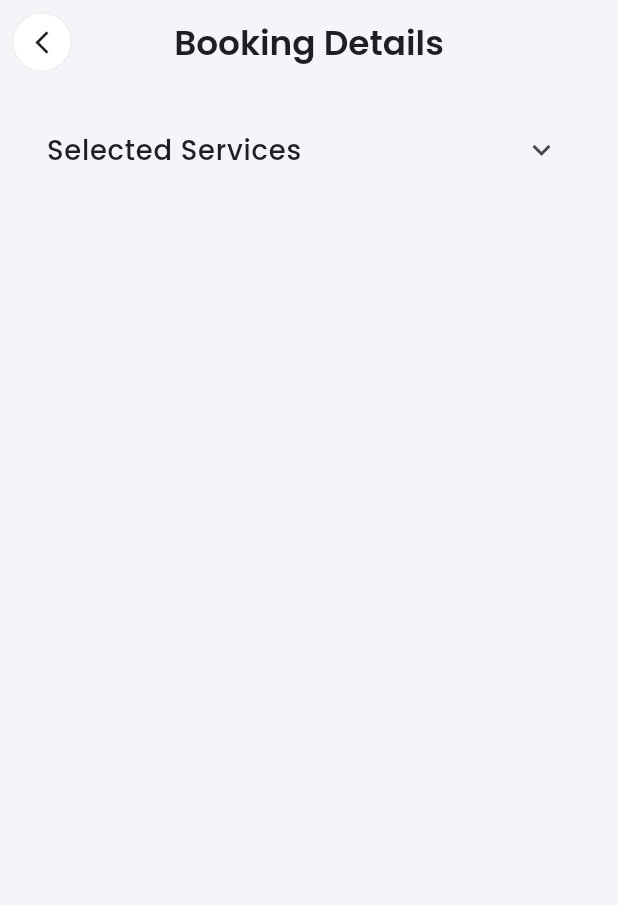
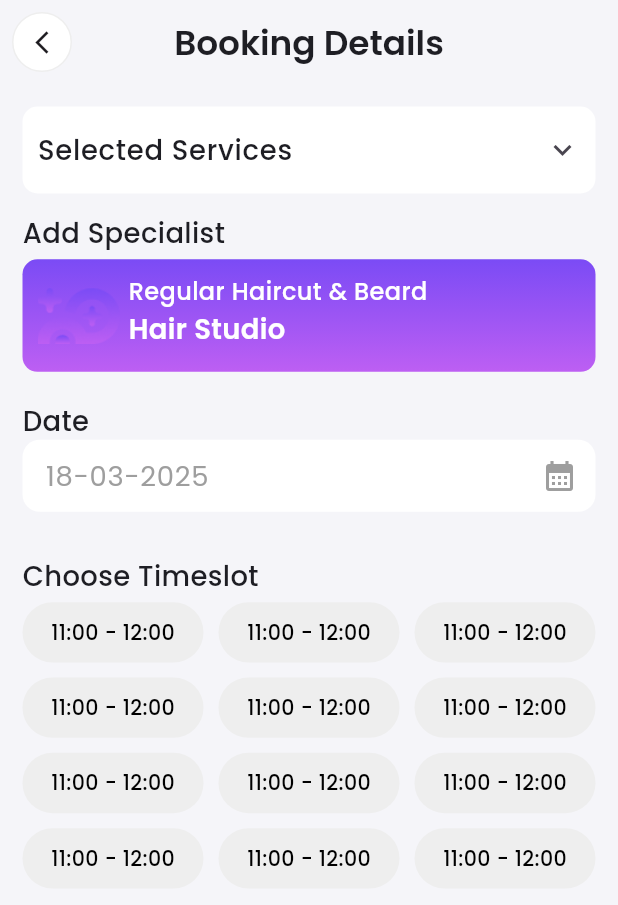
Before and after one commit to Tarikul-Islam-Shykat/mayuranpadayach, a Flutter app: the BookingDetailsScreen screen opened by its route, on a phone screen of 412 x 824 dp. Shown: the top 905 px of the screen. Run offline on Flutter 3.47's test engine with Material 3 defaults, Android fonts, the phone set to English and light mode, and no system bars; drawn by our look-alikes of cached_network_image; our stand-ins replace flutter_easyloading, flutter_screenutil, fluttertoast, get, google_fonts, image_picker and 3 more; accounts and stored records are empty; network calls fail; statements that could not run were skipped.

Commit message:
admin ui done

```diff
--- a/lib/core/global_widegts/custom_text_field.dart
+++ b/lib/core/global_widegts/custom_text_field.dart
@@ -1,7 +1,7 @@
 import 'package:flutter/material.dart';
 import 'package:flutter_screenutil/flutter_screenutil.dart';
 import 'package:google_fonts/google_fonts.dart';
-
+import 'package:get/get.dart';
 import '../const/app_colors.dart';
 
 class CustomTextField extends StatelessWidget {
@@ -11,45 +11,50 @@ class CustomTextField extends StatelessWidget {
     required this.textEditingController,
     this.fontSize,
     this.fontWeight,
-    this.lineHeight,
+    this.lineHeight, this.suffixIcon,
   });
   final String? hitText;
   final double? fontSize;
   final FontWeight? fontWeight;
   final double? lineHeight;
   final TextEditingController textEditingController;
+  final Widget? suffixIcon;
+
 
   @override
   Widget build(BuildContext context) {
     return SizedBox(
-      height: 35.h,
-      width: 273.w,
+      height: 45.h,
+      width:Get.width,
       child: TextField(
         controller: textEditingController,
         style: GoogleFonts.poppins(
             fontSize: fontSize ?? 16.sp,
             fontWeight: fontWeight ?? FontWeight.w400,
             height: lineHeight ?? 24.h / 16.h,
-            color: AppColors.blackColor),
+            color: AppColors.grayColor),
         decoration: InputDecoration(
+          filled: true,
+          fillColor: Colors.white,
+          suffixIcon:suffixIcon ,
           contentPadding: EdgeInsets.symmetric(vertical: 5.h, horizontal: 10.w),
           hintText: hitText,
           hintStyle: GoogleFonts.poppins(
               fontSize: fontSize ?? 16.sp,
               fontWeight: fontWeight ?? FontWeight.w400,
               height: lineHeight ?? 24.h / 16.h,
-              color: AppColors.blackColor),
+              color: AppColors.grayColor),
           border: OutlineInputBorder(
             borderRadius: BorderRadius.circular(10.r),
-            borderSide: const BorderSide(color: Color(0xff010101), width: 1),
+            borderSide:BorderSide.none,
           ),
           enabledBorder: OutlineInputBorder(
             borderRadius: BorderRadius.circular(10.r),
-            borderSide: const BorderSide(color: Color(0xff010101), width: 1),
+            borderSide:BorderSide.none,
           ),
           focusedBorder: OutlineInputBorder(
             borderRadius: BorderRadius.circular(10.r),
-            borderSide: const BorderSide(color: Color(0xff010101), width: 1),
+            borderSide:BorderSide.none,
           ),
         ),
       ),
--- a/lib/feature/admin/admin_booking/controller/booking_controller.dart
+++ b/lib/feature/admin/admin_booking/controller/booking_controller.dart
@@ -3,7 +3,9 @@ import 'package:get/get.dart';
 
 class BookingController extends GetxController{
 
+  Rx<TextEditingController>  dateTimeController = TextEditingController().obs;
   var isPending = true.obs;
+  var selectedTime = (-1).obs;
 
   void showPending() {
     isPending.value = true;
--- a/lib/feature/admin/admin_booking/view/booking_details_screen.dart
+++ b/lib/feature/admin/admin_booking/view/booking_details_screen.dart
@@ -2,6 +2,9 @@ import 'package:flutter/material.dart';
 import 'package:flutter_screenutil/flutter_screenutil.dart';
 import 'package:get/get.dart';
 import 'package:google_fonts/google_fonts.dart';
+import 'package:intl/intl.dart';
+import 'package:prettyrini/core/global_widegts/custom_text_field.dart';
+import 'package:prettyrini/feature/admin/admin_booking/controller/booking_controller.dart';
 
 import '../../../../core/const/app_colors.dart';
 import '../../../../core/global_widegts/app_network_image.dart';
@@ -10,7 +13,8 @@ import '../../../profile_screen/widget/round_back_button.dart';
 import '../../admin_home/widget/custom_circular_button.dart';
 
 class BookingDetailsScreen extends StatelessWidget {
-  const BookingDetailsScreen({super.key});
+   BookingDetailsScreen({super.key});
+  final BookingController controller = Get.put(BookingController());
 
   @override
   Widget build(BuildContext context) {
@@ -29,8 +33,16 @@ class BookingDetailsScreen extends StatelessWidget {
       body: SingleChildScrollView(
         padding: EdgeInsets.all(15),
         child: Column(
+          mainAxisAlignment: MainAxisAlignment.start,
+          crossAxisAlignment: CrossAxisAlignment.start,
           children: [
-            ExpansionTile(
+            Container(
+              decoration: BoxDecoration(
+                borderRadius: BorderRadius.circular(10),
+                color: Colors.white
+              ),
+              child: ExpansionTile(
+                tilePadding: EdgeInsets.symmetric(horizontal: 10),
                 childrenPadding: const EdgeInsets.symmetric(horizontal: 10.0,vertical: 5),
                 shape: RoundedRectangleBorder(
                   side: BorderSide(color: Colors.grey.shade300),
@@ -104,6 +116,129 @@ class BookingDetailsScreen extends StatelessWidget {
 
                 ],
               ),
+            ),
+            SizedBox(height: 10.h,),
+
+
+            Text("Add Specialist",style: GoogleFonts.poppins(
+              fontSize: 16.sp,
+              fontWeight: FontWeight.w500,
+              color: AppColors.textBlackColor,
+            ),),
+            SizedBox(height: 5,),
+            Container(
+              padding: EdgeInsets.symmetric(horizontal: 10,vertical: 10),
+
+              decoration: BoxDecoration(
+                borderRadius: BorderRadius.circular(10),
+                gradient: AppColors.gradientColor,
+              ),
+              child: Row(
+                mainAxisAlignment: MainAxisAlignment.start,
+                crossAxisAlignment: CrossAxisAlignment.start,
+                children: [
+                  ClipRRect(
+                    borderRadius: BorderRadius.circular(10.r),
+                    child: AppNetworkImage(
+                        height: 55,
+                        width: 55,
+                        src:
+                        "https://ascottdhaka.com/uploads/media/1733210125_DSC00199__Edited.jpg"),
+                  ),
+                  SizedBox(width: 5.w,),
+                  Column(
+                    mainAxisAlignment: MainAxisAlignment.start,
+                    crossAxisAlignment: CrossAxisAlignment.start,
+                    children: [
+                      Text(
+                        "Regular Haircut & Beard",
+                        style: GoogleFonts.poppins(
+                            fontSize: 14.sp,
+                            fontWeight: FontWeight.w500,
+                            color: AppColors.whiteColor),
+                      ),
+                      Text(
+                        "Hair Studio",
+                        style: GoogleFonts.poppins(
+                            fontSize: 16.sp,
+                            fontWeight: FontWeight.w600,
+                            color: AppColors.whiteColor),
+                      ),
+
+                    ],
+                  )
+                ],
+              ),
+            ),
+
+            SizedBox(height: 15.h,),
+            Text("Date",style: GoogleFonts.poppins(
+              fontSize: 16.sp,
+              fontWeight: FontWeight.w500,
+              color: AppColors.textBlackColor,
+            ),),
+            CustomTextField(
+                textEditingController:controller.dateTimeController.value,
+              hitText: "18-03-2025",
+              suffixIcon: IconButton(onPressed: ()async{
+                DateTime? pickedDate = await showDatePicker(
+                  context: context,
+                  initialDate: DateTime.now(),
+                  firstDate: DateTime(2000),
+                  lastDate: DateTime(2100),
+                );
+
+                if (pickedDate != null) {
+                  String formattedDate = DateFormat('dd-MM-yyyy').format(pickedDate);
+                  controller.dateTimeController.value.text = formattedDate;
+                }
+              }, icon: Icon(Icons.calendar_month,color: AppColors.grayColor,)),
+            ),
+
+            SizedBox(height: 15.h,),
+            Text("Choose Timeslot",style: GoogleFonts.poppins(
+              fontSize: 16.sp,
+              fontWeight: FontWeight.w500,
+              color: AppColors.textBlackColor,
+            ),),
+            SizedBox(height: 5,),
+            GridView.builder(
+              itemCount: 12,
+                shrinkWrap: true,
+                physics: NeverScrollableScrollPhysics(),
+                gridDelegate: SliverGridDelegateWithFixedCrossAxisCount(
+              mainAxisSpacing: 10,
+                crossAxisSpacing: 10,
+                crossAxisCount: 3,
+                  childAspectRatio: 3
+            ),
+                itemBuilder: (context,index){
+
+              return  Obx((){
+                  return GestureDetector(
+                    onTap: (){
+                      controller.selectedTime.value=index;
+                    },
+                    child: Container(
+                      padding: EdgeInsets.symmetric(horizontal: 10,vertical: 5),
+                      decoration: BoxDecoration(
+                        border: Border.all(color: controller.selectedTime.value == index?Colors.purple:Colors.transparent,width: 2),
+                        borderRadius: BorderRadius.circular(20),
+                        color: controller.selectedTime.value==index?Colors.white:Colors.grey.shade200,
+                      ),
+                      child: Center(child: Text("11:00 - 12:00",style: GoogleFonts.poppins(
+                        fontWeight: FontWeight.w500,
+                        fontSize: 12.sp,
+                        color: controller.selectedTime.value == index?Colors.purple:Colors.black,
+                      ),)),
+                    ),
+                  );
+                }
+              );
+            })
+
+
+
           ],
         ),
       ),
--- a/lib/feature/admin/admin_booking/view/booking_screen.dart
+++ b/lib/feature/admin/admin_booking/view/booking_screen.dart
@@ -34,7 +34,7 @@ class BookingScreen extends StatelessWidget {
             Container(
               padding: EdgeInsets.all(10),
               decoration: BoxDecoration(
-                borderRadius: BorderRadius.circular(15),
+                borderRadius: BorderRadius.circular(25),
                 color: Colors.white
               ),
               child: Row(
--- a/pubspec.yaml
+++ b/pubspec.yaml
@@ -49,6 +49,7 @@ dependencies:
   permission_handler:
   path: ^1.9.0
   dio: ^5.8.0+1
+  intl: ^0.20.2
 
 dev_dependencies:
   flutter_test:
```
Also changed, not shown: pubspec.lock. Lines whose indentation alone changed are shown as unchanged.
